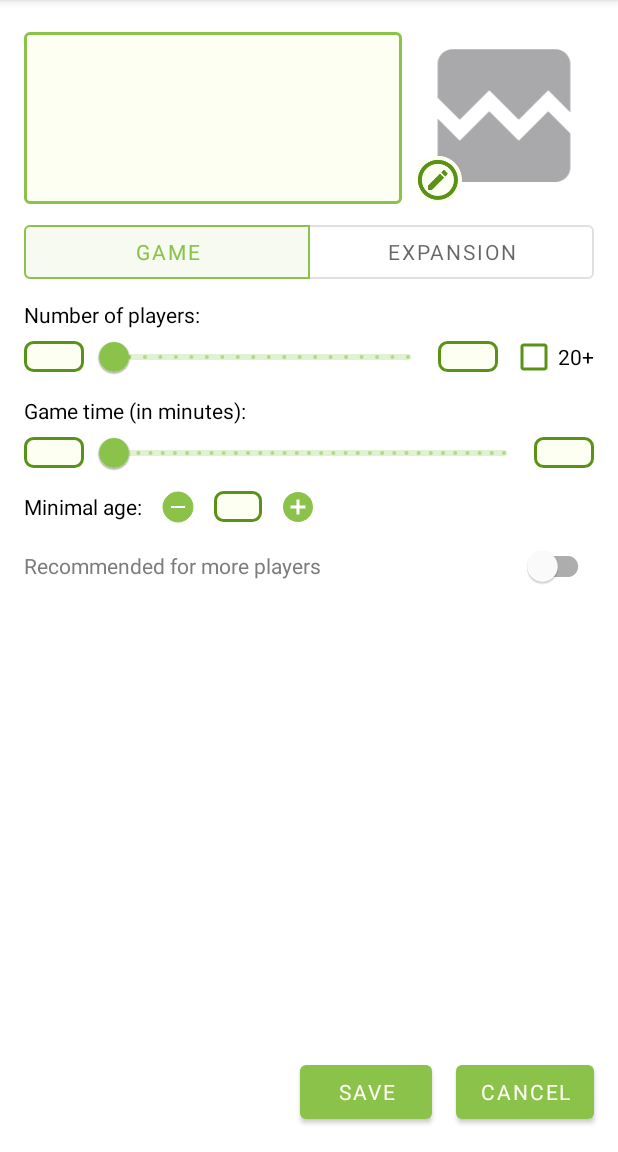
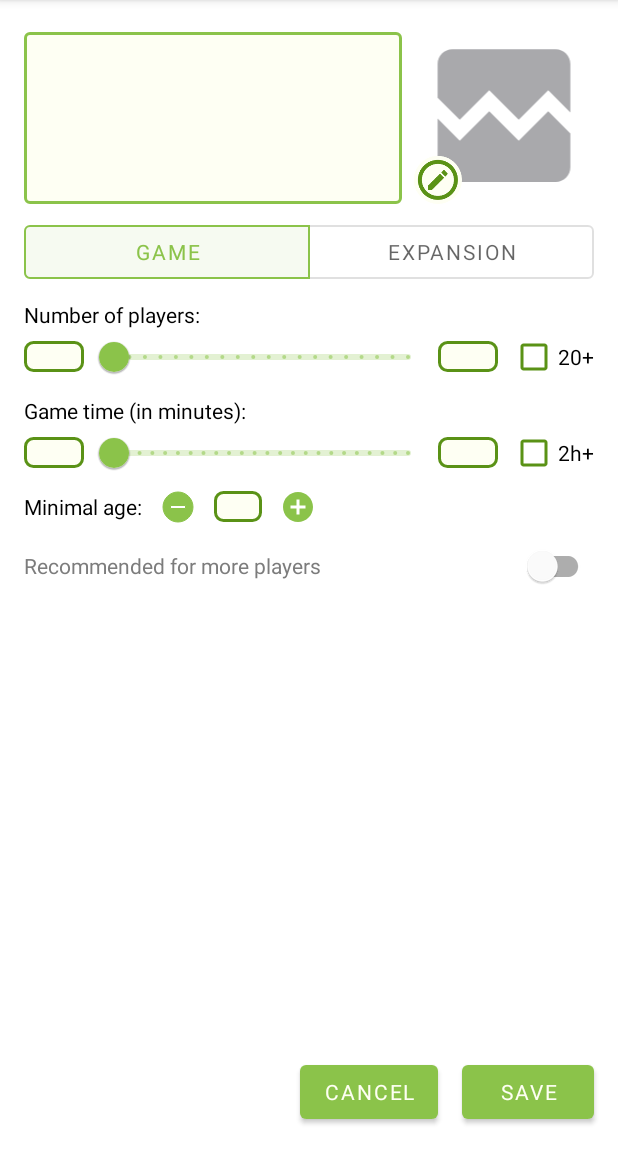
Before and after one commit to agatap2/Lets_Play, an Android app: the AddNewGameFragment screen opened through its navigation route, on a phone screen of 412 x 824 dp, the part 84-1236 px from its top. Run offline under Robolectric (Android 15) with nearby library versions, the phone set to English and light mode, and no system bars; our stand-ins replace Dagger/Hilt's generated code, data binding; pictures from the network do not load; Roboto replaces fonts that are not available here; 13 statements that could not run were skipped.

Commit message:
Playtime range - max 2 hours

```diff
--- a/app/src/main/java/com/akobusinska/letsplay/data/entities/MyGame.kt
+++ b/app/src/main/java/com/akobusinska/letsplay/data/entities/MyGame.kt
@@ -15,7 +15,7 @@ data class MyGame(
     var maxPlayers: Int = 20,
     var recommendedForMorePlayers: Boolean = false,
     var minPlaytime: Int = 5,
-    var maxPlaytime: Int = 480,
+    var maxPlaytime: Int = 120,
     var minAge: Int = 3,
     var thumbURL: String = "",
     var gameType: GameType = GameType.GAME
--- a/app/src/main/java/com/akobusinska/letsplay/data/repository/GameRepository.kt
+++ b/app/src/main/java/com/akobusinska/letsplay/data/repository/GameRepository.kt
@@ -38,7 +38,7 @@ class GameRepository(
                 maxPlayers = game.maxPlayers ?: 20,
                 recommendedForMorePlayers = false,
                 minPlaytime = game.minPlaytime ?: 5,
-                maxPlaytime = game.maxPlaytime ?: 480,
+                maxPlaytime = game.maxPlaytime ?: 120,
                 minAge = game.minAge ?: 3,
                 thumbURL = game.thumbUrl ?: game.imageUrl ?: "",
                 gameType = if (game.type == "game" && !game.name?.contains("expansion", true)!!) GameType.GAME else GameType.EXPANSION
--- a/app/src/main/java/com/akobusinska/letsplay/ui/addGame/AddNewGameFragment.kt
+++ b/app/src/main/java/com/akobusinska/letsplay/ui/addGame/AddNewGameFragment.kt
@@ -27,6 +27,8 @@ class AddNewGameFragment : Fragment() {
 
     private lateinit var maxNumberOfPlayers: TextView
     private lateinit var numberOfPlayersSlider: RangeSlider
+    private lateinit var maxPlaytime: TextView
+    private lateinit var playtimeSlider: RangeSlider
     private lateinit var application: Application
     private lateinit var pictureUrl: String
 
@@ -51,17 +53,27 @@ class AddNewGameFragment : Fragment() {
         pictureUrl = game?.thumbURL.toString()
         maxNumberOfPlayers = binding.maxNumOfPlayers
         numberOfPlayersSlider = binding.numOfPlayersSlider
+        maxPlaytime = binding.maxPlaytime
+        playtimeSlider = binding.playtimeSlider
 
-        val moreThan20 = binding.moreThan100
+        val moreThan20 = binding.moreThan20
 
         if (game?.maxPlayers!! > 20) moreThan20.isChecked = true
 
         moreThan20.setOnCheckedChangeListener { _, isChecked ->
             if (isChecked)
-                onOver20PlayersCheckboxClick("20+", R.drawable.gray_square, 20.0F)
+                onOutOfRangeCheckboxClick(
+                    "20+",
+                    maxNumberOfPlayers,
+                    numberOfPlayersSlider,
+                    R.drawable.gray_square,
+                    20.0F
+                )
             else
-                onOver20PlayersCheckboxClick(
+                onOutOfRangeCheckboxClick(
                     numberOfPlayersSlider.values[1].toInt().toString(),
+                    maxNumberOfPlayers,
+                    numberOfPlayersSlider,
                     R.drawable.green_square,
                     numberOfPlayersSlider.values[1]
                 )
@@ -82,15 +94,42 @@ class AddNewGameFragment : Fragment() {
                 moreThan20.isChecked = false
         }
 
-        val playTimeSlider = binding.playtimeSlider
+        val over2Hours = binding.moreThan2Hours
 
-        playTimeSlider.setLabelFormatter { value ->
-            value.toInt().toString() + "min"
+        if (game.maxPlaytime > 120) over2Hours.isChecked = true
+
+        over2Hours.setOnCheckedChangeListener { _, isChecked ->
+            if (isChecked)
+                onOutOfRangeCheckboxClick(
+                    "2h+",
+                    maxPlaytime,
+                    playtimeSlider,
+                    R.drawable.gray_square,
+                    120.0F
+                )
+            else
+                onOutOfRangeCheckboxClick(
+                    playtimeSlider.values[1].toInt().toString(),
+                    maxPlaytime,
+                    playtimeSlider,
+                    R.drawable.green_square,
+                    playtimeSlider.values[1]
+                )
         }
 
-        playTimeSlider.addOnChangeListener { slider, _, _ ->
+        playtimeSlider.setLabelFormatter { value ->
+            if (value == 120.0F && over2Hours.isChecked) application.resources.getString(R.string.over_2h) else value.toInt()
+                .toString() + "min"
+        }
+
+        playtimeSlider.addOnChangeListener { slider, _, _ ->
             binding.minPlaytime.text = slider.values[0].toInt().toString()
-            binding.maxPlaytime.text = slider.values[1].toInt().toString()
+
+            if (!over2Hours.isChecked)
+                maxPlaytime.text = slider.values[1].toInt().toString()
+
+            if (slider.values[1] < 120)
+                over2Hours.isChecked = false
         }
 
         if (game.gameType == GameType.EXPANSION)
@@ -181,14 +220,16 @@ class AddNewGameFragment : Fragment() {
         return binding.root
     }
 
-    private fun onOver20PlayersCheckboxClick(
+    private fun onOutOfRangeCheckboxClick(
         text: String,
+        textBox: TextView,
+        slider: RangeSlider,
         background: Int,
         maxNumber: Float
     ) {
-        maxNumberOfPlayers.text = text
-        maxNumberOfPlayers.background = application.resources.getDrawable(background)
-        numberOfPlayersSlider.values =
-            listOf(numberOfPlayersSlider.values[0], maxNumber)
+        textBox.text = text
+        textBox.background = application.resources.getDrawable(background)
+        slider.values =
+            listOf(slider.values[0], maxNumber)
     }
 }
--- a/app/src/main/java/com/akobusinska/letsplay/ui/addGame/AddNewGameViewModel.kt
+++ b/app/src/main/java/com/akobusinska/letsplay/ui/addGame/AddNewGameViewModel.kt
@@ -23,9 +23,8 @@ class AddNewGameViewModel(game: MyGame?) : ViewModel() {
     val maxNumberOfPlayers = Transformations.map(newGame) { game ->
         if (game.maxPlayers > 20)
             "20+"
-        else {
+        else
             game.maxPlayers.toString()
-        }
     }
 
     val minPlaytime = Transformations.map(newGame) { game ->
@@ -33,7 +32,10 @@ class AddNewGameViewModel(game: MyGame?) : ViewModel() {
     }
 
     val maxPlaytime = Transformations.map(newGame) { game ->
-        game.maxPlaytime.toString()
+        if (game.maxPlaytime > 120)
+            "2h+"
+        else
+            game.maxPlaytime.toString()
     }
 
     val minAge = Transformations.map(newGame) { game ->
@@ -43,13 +45,14 @@ class AddNewGameViewModel(game: MyGame?) : ViewModel() {
     val numberOfPlayersRange = MutableLiveData<List<Float>>().apply {
         value = if (newGame.value?.maxPlayers!! > 20)
             listOf(newGame.value!!.minPlayers.toFloat(), 20F)
-        else {
+        else
             listOf(newGame.value!!.minPlayers.toFloat(), newGame.value!!.maxPlayers.toFloat())
-        }
     }
 
     val playtimeRange = MutableLiveData<List<Float>>().apply {
-        value =
+        value = if (newGame.value?.maxPlaytime!! > 120)
+            listOf(newGame.value!!.minPlaytime.toFloat(), 120F)
+        else
             listOf(newGame.value?.minPlaytime!!.toFloat(), newGame.value?.maxPlaytime!!.toFloat())
     }
 
--- a/app/src/main/res/layout/fragment_add_new_game.xml
+++ b/app/src/main/res/layout/fragment_add_new_game.xml
@@ -185,12 +185,12 @@
             android:text="@{viewModel.maxNumberOfPlayers}"
             android:textAlignment="center"
             app:layout_constraintBottom_toBottomOf="@+id/num_of_players_slider"
-            app:layout_constraintEnd_toStartOf="@id/more_than_100"
+            app:layout_constraintEnd_toStartOf="@id/more_than_20"
             app:layout_constraintStart_toEndOf="@+id/num_of_players_slider"
             app:layout_constraintTop_toTopOf="@+id/num_of_players_slider" />
 
         <CheckBox
-            android:id="@+id/more_than_100"
+            android:id="@+id/more_than_20"
             android:layout_width="wrap_content"
             android:layout_height="wrap_content"
             android:layout_marginEnd="16dp"
@@ -263,7 +263,7 @@
             android:contentDescription="@string/game_time"
             android:stepSize="5"
             android:valueFrom="5"
-            android:valueTo="480"
+            android:valueTo="120"
             app:labelBehavior="floating"
             app:labelStyle="@style/Widget.App.Tooltip"
             app:layout_constraintBottom_toBottomOf="@+id/min_playtime"
@@ -277,15 +277,27 @@
             android:layout_width="40dp"
             android:layout_height="wrap_content"
             android:layout_marginStart="4dp"
-            android:layout_marginEnd="16dp"
+            android:layout_marginEnd="8dp"
             android:background="@drawable/green_square"
             android:text="@{viewModel.maxPlaytime}"
             android:textAlignment="center"
             app:layout_constraintBottom_toBottomOf="@+id/playtime_slider"
-            app:layout_constraintEnd_toEndOf="parent"
+            app:layout_constraintEnd_toStartOf="@+id/more_than_2_hours"
             app:layout_constraintStart_toEndOf="@+id/playtime_slider"
             app:layout_constraintTop_toTopOf="@+id/playtime_slider"
             app:layout_constraintVertical_bias="0.5" />
+
+        <CheckBox
+            android:id="@+id/more_than_2_hours"
+            android:layout_width="wrap_content"
+            android:layout_height="wrap_content"
+            android:layout_marginEnd="16dp"
+            android:buttonTint="@color/primaryDarkColor"
+            android:text="@string/over_2h"
+            app:layout_constraintBottom_toBottomOf="@id/max_playtime"
+            app:layout_constraintEnd_toEndOf="parent"
+            app:layout_constraintStart_toEndOf="@+id/max_playtime"
+            app:layout_constraintTop_toTopOf="@id/max_playtime" />
 
         <TextView
             android:id="@+id/min_age"
@@ -343,21 +355,20 @@
             android:layout_width="wrap_content"
             android:layout_height="wrap_content"
             android:layout_marginEnd="16dp"
-            android:layout_marginBottom="16dp"
             android:text="@string/cancel"
-            app:layout_constraintBottom_toBottomOf="parent"
-            app:layout_constraintEnd_toEndOf="parent" />
+            app:layout_constraintBottom_toBottomOf="@+id/save"
+            app:layout_constraintEnd_toStartOf="@+id/save"
+            app:layout_constraintTop_toTopOf="@+id/save" />
 
         <Button
             android:id="@+id/save"
             android:layout_width="wrap_content"
             android:layout_height="wrap_content"
             android:layout_marginEnd="16dp"
+            android:layout_marginBottom="16dp"
             android:text="@string/save"
-            app:layout_constraintBottom_toBottomOf="@+id/cancel"
-            app:layout_constraintEnd_toStartOf="@+id/cancel"
-            app:layout_constraintTop_toTopOf="@+id/cancel"
-            app:layout_constraintVertical_bias="0.0" />
+            app:layout_constraintBottom_toBottomOf="parent"
+            app:layout_constraintEnd_toEndOf="parent" />
 
     </androidx.constraintlayout.widget.ConstraintLayout>
 
--- a/app/src/main/res/values/strings.xml
+++ b/app/src/main/res/values/strings.xml
@@ -11,6 +11,7 @@
     <string name="recommended_for_more_players">Recommended for more players</string>
     <string name="min_age">Minimal age: </string>
     <string name="over_20">20+</string>
+    <string name="over_2h">2h+</string>
 
     <string name="game_cover">Game cover</string>
     <string name="game_name">Name</string>
```
